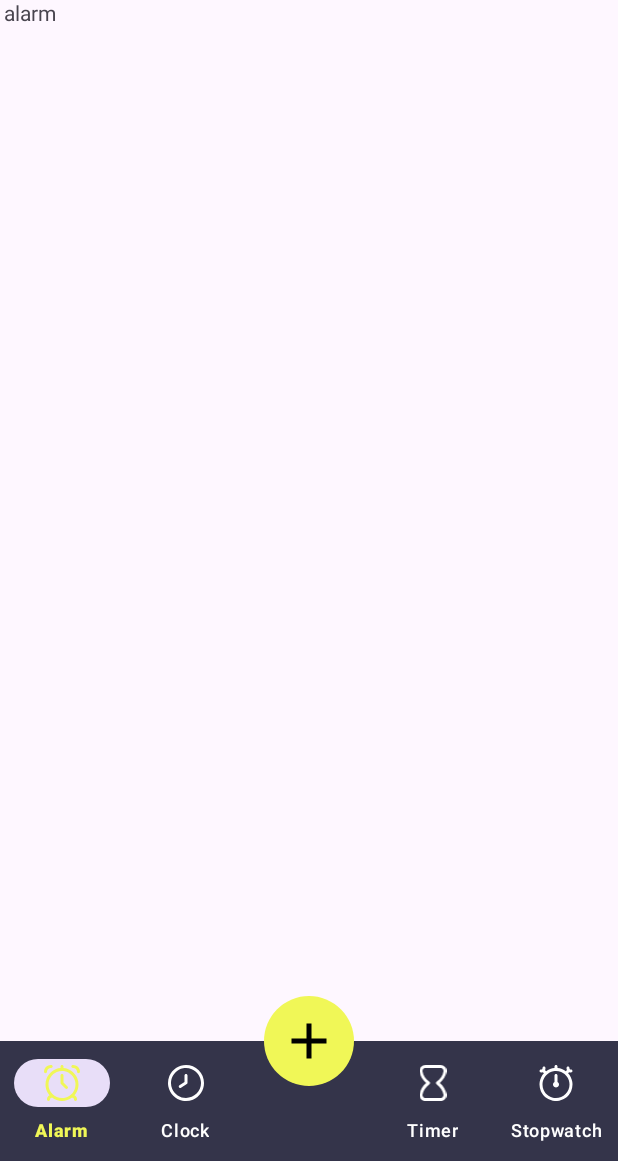
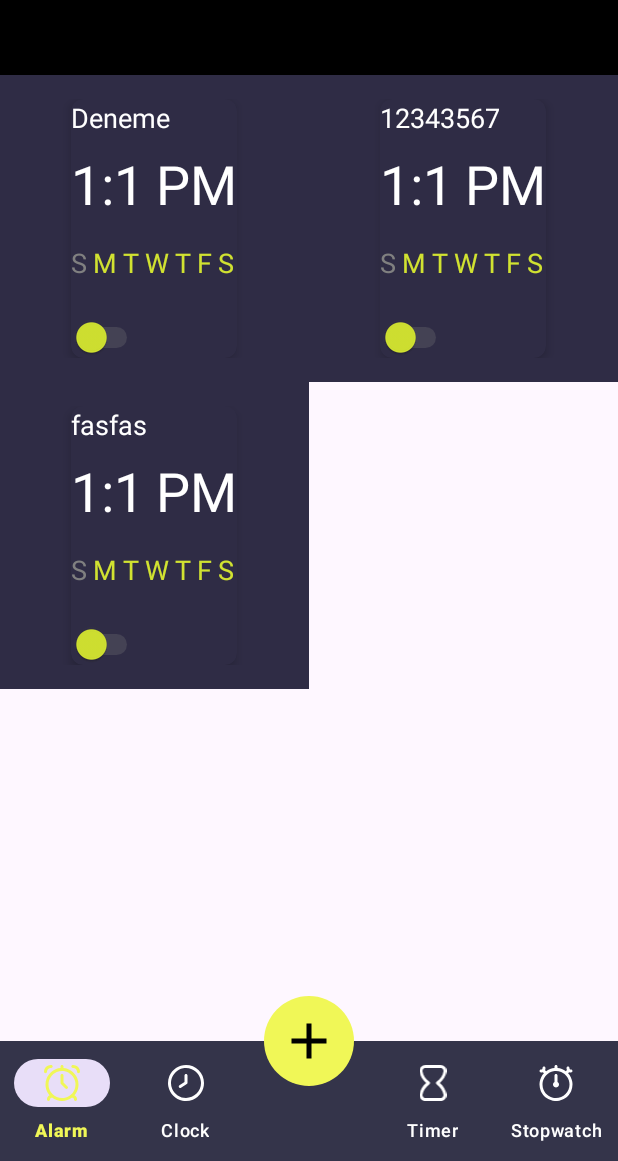
Before and after one commit to Cagdasmarangoz20/Alert-Me-Alarm, an Android app: the screen it shows after launch (MainActivity), on a phone screen of 412 x 824 dp, the part 75-1236 px from its top. Run offline under Robolectric (Android 15) with nearby library versions, the phone set to English and light mode, and no system bars.

Commit message:
cardview connection made

```diff
--- a/app/build.gradle.kts
+++ b/app/build.gradle.kts
@@ -33,6 +33,9 @@ android {
     kotlinOptions {
         jvmTarget = "1.8"
     }
+    buildFeatures {
+        viewBinding = true
+    }
 }
 
 dependencies {
--- a/app/src/main/AndroidManifest.xml
+++ b/app/src/main/AndroidManifest.xml
@@ -2,6 +2,7 @@
 <manifest xmlns:android="http://schemas.android.com/apk/res/android"
     xmlns:tools="http://schemas.android.com/tools">
 
+    <uses-permission android:name="android.permission.POST_NOTIFICATIONS" />
     <application
         android:allowBackup="true"
         android:dataExtractionRules="@xml/data_extraction_rules"
@@ -21,6 +22,7 @@
                 <category android:name="android.intent.category.LAUNCHER" />
             </intent-filter>
         </activity>
+        <receiver android:name=".AlarmReceiver"/>
     </application>
 
 </manifest>
--- /dev/null
+++ b/app/src/main/java/com/cagdasmarangoz/alertme/AlarmReceiver.kt
@@ -0,0 +1,49 @@
+package com.cagdasmarangoz.alertme
+
+
+import android.Manifest
+import android.app.PendingIntent
+import android.content.BroadcastReceiver
+import android.content.Context
+import android.content.Intent
+import android.content.pm.PackageManager
+import androidx.core.app.ActivityCompat
+import androidx.core.app.NotificationChannelCompat
+import androidx.core.app.NotificationCompat
+import androidx.core.app.NotificationManagerCompat
+
+class AlarmReceiver : BroadcastReceiver(){
+   override fun onReceive(context:Context?, intent: Intent?) {
+
+        val i = Intent(context, MainActivity::class.java)
+       intent!!.flags=Intent.FLAG_ACTIVITY_NEW_TASK or Intent.FLAG_ACTIVITY_CLEAR_TASK
+       val pendingIntent= PendingIntent.getActivity(context,0,i, PendingIntent.FLAG_IMMUTABLE)
+
+       val builder= NotificationCompat.Builder(context!!,"alertMe")
+           .setSmallIcon(R.drawable.ic_launcher_background)
+           .setContentTitle("Alert Me")
+           .setAutoCancel(true)
+           .setDefaults(NotificationCompat.DEFAULT_ALL)
+           .setPriority(NotificationCompat.PRIORITY_HIGH)
+           .setContentIntent(pendingIntent)
+
+       val notificationManager= NotificationManagerCompat.from(context)
+       if (ActivityCompat.checkSelfPermission(
+               context,
+               Manifest.permission.POST_NOTIFICATIONS
+           ) != PackageManager.PERMISSION_GRANTED
+       ) {
+           // TODO: Consider calling
+           //    ActivityCompat#requestPermissions
+           // here to request the missing permissions, and then overriding
+           //   public void onRequestPermissionsResult(int requestCode, String[] permissions,
+           //                                          int[] grantResults)
+           // to handle the case where the user grants the permission. See the documentation
+           // for ActivityCompat#requestPermissions for more details.
+           return
+       }
+       notificationManager.notify(123,builder.build())
+
+
+   }
+}
--- a/app/src/main/java/com/cagdasmarangoz/alertme/fragments/AlarmClockFragment.kt
+++ b/app/src/main/java/com/cagdasmarangoz/alertme/fragments/AlarmClockFragment.kt
@@ -1,19 +1,62 @@
 package com.cagdasmarangoz.alertme.fragments
 
+import android.app.NotificationManager
+import android.os.Build
 import android.os.Bundle
-import androidx.fragment.app.Fragment
 import android.view.LayoutInflater
 import android.view.View
 import android.view.ViewGroup
+import androidx.fragment.app.Fragment
+import androidx.recyclerview.widget.GridLayoutManager
+import androidx.recyclerview.widget.RecyclerView
 import com.cagdasmarangoz.alertme.R
-
+import com.cagdasmarangoz.alertme.databinding.FragmentAlarmClockBinding
+import com.cagdasmarangoz.alertme.modul.Alarm
+import com.cagdasmarangoz.alertme.modul.Days
+import com.cagdasmarangoz.alertme.modul.RecyclerViewAlramAdapter
+import com.google.android.material.timepicker.MaterialTimePicker
+import com.google.android.material.timepicker.TimeFormat
 
 
 class AlarmClockFragment : Fragment() {
-
+    private lateinit var binding: FragmentAlarmClockBinding
+    private var recyclerView: RecyclerView? = null
+    private val recyclerViewMovieAdapter: RecyclerViewAlramAdapter by lazy {
+        RecyclerViewAlramAdapter(
+            onItemClick = { alarm ->
+                showTimePicker(alarm)
+            }
+        )
+    }
+    private var alarmList = mutableListOf<Alarm>(
+        Alarm(
+            title = "Deneme",
+            hour = 1,
+            minute = 1,
+            isActive = true,
+            dayList = listOf(Days.FRIDAY)
+        ),
+        Alarm(
+            title = "12343567",
+            hour = 1,
+            minute = 1,
+            isActive = true,
+            dayList = listOf(Days.FRIDAY)
+        ),
+        Alarm(
+            title = "fasfas",
+            hour = 1,
+            minute = 1,
+            isActive = true,
+            dayList = listOf(Days.FRIDAY)
+        ),
+    )
+    private lateinit var picker: MaterialTimePicker
 
     override fun onCreate(savedInstanceState: Bundle?) {
         super.onCreate(savedInstanceState)
+        binding = FragmentAlarmClockBinding.inflate(layoutInflater)
+
 
     }
 
@@ -25,5 +68,55 @@ class AlarmClockFragment : Fragment() {
         return inflater.inflate(R.layout.fragment_alarm_clock, container, false)
     }
 
+    override fun onViewCreated(view: View, savedInstanceState: Bundle?) {
+        super.onViewCreated(view, savedInstanceState)
+        recyclerView = view.findViewById<View>(R.id.idRecyclerAlarm) as RecyclerView
+        val layoutManager: RecyclerView.LayoutManager = GridLayoutManager(context, 2)
+        recyclerView!!.layoutManager = layoutManager
+        recyclerView!!.adapter = recyclerViewMovieAdapter
+        recyclerViewMovieAdapter.submitList(alarmList)
+        createNotificationChannel()
+
+    }
+
+    private fun showTimePicker(alarm: Alarm) {
+        picker = MaterialTimePicker.Builder()
+            .setTimeFormat(TimeFormat.CLOCK_12H)
+            .setHour(12)
+            .setMinute(10)
+            .setTitleText("Select Alarm Time")
+            .build()
+        picker.addOnPositiveButtonClickListener {
+            if (picker.hour > 12) {
+                val newList = alarmList.map {
+                    if (it == alarm) {
+                        it.copy(
+                            hour = picker.hour,
+                            minute = picker.minute
+                        )
+                    } else {
+                        it
+                    }
+                }
+                recyclerViewMovieAdapter.submitList(newList)
+            }
+        }
+        picker.show(childFragmentManager, null)
+
+    }
+
+    private fun createNotificationChannel() {
+
+        if (Build.VERSION.SDK_INT >= Build.VERSION_CODES.O) {
+            val name: CharSequence = "Alert Me Reminder Channel"
+            val description = "Channel for Alarm Manager"
+            val importance = android.app.NotificationManager.IMPORTANCE_HIGH
+            val channel = android.app.NotificationChannel("alertMe", name, importance)
+            channel.description = description
+            val notificationManager = context?.getSystemService(NotificationManager::class.java)
+            notificationManager?.createNotificationChannel(channel)
+        }
+    }
+
 
 }
--- /dev/null
+++ b/app/src/main/java/com/cagdasmarangoz/alertme/modul/Alarm.kt
@@ -0,0 +1,24 @@
+package com.cagdasmarangoz.alertme.modul
+
+import java.util.Date
+
+data class Alarm(
+    var title: String,
+    var hour: Int,
+    var minute: Int,
+    var isActive: Boolean,
+    var dayList: List<Days>
+) {
+
+    val time: String = "$hour:$minute"
+}
+
+enum class Days {
+    MONDAY,
+    TUESDAY,
+    WEDNESDAY,
+    THURSDAY,
+    FRIDAY,
+    SATURDAY,
+    SUNDAY
+}
--- /dev/null
+++ b/app/src/main/java/com/cagdasmarangoz/alertme/modul/RecyclerViewAlramAdapter.kt
@@ -0,0 +1,74 @@
+package com.cagdasmarangoz.alertme.modul
+
+import android.view.LayoutInflater
+import android.view.View
+import android.view.ViewGroup
+import android.widget.TextView
+import androidx.cardview.widget.CardView
+import androidx.recyclerview.widget.DiffUtil
+import androidx.recyclerview.widget.ListAdapter
+import androidx.recyclerview.widget.RecyclerView
+import com.cagdasmarangoz.alertme.R
+
+class RecyclerViewAlramAdapter(
+    private val onItemClick: (Alarm) -> Unit
+) : ListAdapter<Alarm, RecyclerViewAlramAdapter.MyViewHolder>(object :
+    DiffUtil.ItemCallback<Alarm>() {
+    override fun areItemsTheSame(oldItem: Alarm, newItem: Alarm): Boolean {
+        return oldItem == newItem
+    }
+
+    override fun areContentsTheSame(oldItem: Alarm, newItem: Alarm): Boolean {
+        return oldItem == newItem
+    }
+
+}) {
+
+
+    override fun onCreateViewHolder(parent: ViewGroup, viewType: Int): MyViewHolder {
+        val view = LayoutInflater.from(parent.context)
+            .inflate(R.layout.layout_alarm_item, parent, false)
+        return MyViewHolder(view)
+    }
+
+    override fun onBindViewHolder(holder: MyViewHolder, position: Int) {
+        val alarm = getItem(position)
+        holder.bind(alarm = alarm)
+
+        holder.cardView.setOnClickListener {
+            onItemClick.invoke(alarm)
+        }
+    }
+
+
+    class MyViewHolder(itemView: View) : RecyclerView.ViewHolder(itemView) {
+        val tvTitle: TextView = itemView.findViewById(R.id.tvTitle)
+        val tvTime: TextView = itemView.findViewById(R.id.tvTime)
+        val tvPm: TextView = itemView.findViewById(R.id.tvPm)
+        val tvMonday: TextView = itemView.findViewById(R.id.idMonday)
+        val tvTuesday: TextView = itemView.findViewById(R.id.idTuesday)
+        val tvWednesday: TextView = itemView.findViewById(R.id.idWednesday)
+        val tvThursday: TextView = itemView.findViewById(R.id.idThursday)
+        val tvFriday: TextView = itemView.findViewById(R.id.idFriday)
+        val tvSaturday: TextView = itemView.findViewById(R.id.idSaturday)
+        val tvSunday: TextView = itemView.findViewById(R.id.idSunday)
+
+        val cardView: CardView = itemView.findViewById(R.id.cardView)
+
+        fun bind(alarm: Alarm) {
+            tvTitle.text = alarm.title
+            tvTime.text = alarm.time
+//            tvPm.text = alarm.pm
+//            tvMonday.text = alarm.monday
+//            tvTuesday.text = alarm.tuesday
+//            tvWednesday.text = alarm.wednesday
+//            tvThursday.text = alarm.thursday
+//            tvFriday.text = alarm.friday
+//            tvSaturday.text = alarm.saturday
+//            tvSunday.text = alarm.sunday
+
+        }
+    }
+
+
+}
--- a/app/src/main/res/layout/activity_main.xml
+++ b/app/src/main/res/layout/activity_main.xml
@@ -16,12 +16,13 @@
 
     <FrameLayout
         android:id="@+id/frameFragment"
-        android:layout_width="409dp"
-        android:layout_height="650dp"
+        android:layout_width="match_parent"
+        android:layout_height="0dp"
         app:layout_constraintBottom_toTopOf="@+id/bottomNavigation"
         app:layout_constraintEnd_toEndOf="parent"
         app:layout_constraintHorizontal_bias="1.0"
         app:layout_constraintStart_toStartOf="parent"
+        android:layout_marginTop="50dp"
         app:layout_constraintTop_toTopOf="parent"
         app:layout_constraintVertical_bias="0.519" />
 
--- a/app/src/main/res/layout/fragment_alarm_clock.xml
+++ b/app/src/main/res/layout/fragment_alarm_clock.xml
@@ -3,12 +3,19 @@
     xmlns:tools="http://schemas.android.com/tools"
     android:layout_width="match_parent"
     android:layout_height="match_parent"
+    xmlns:app="http://schemas.android.com/apk/res-auto"
     tools:context=".fragments.AlarmClockFragment">
 
-    <!-- TODO: Update blank fragment layout -->
-    <TextView
+    <include
+        android:id="@+id/idAppBarMain"
+        app:layout_constraintTop_toTopOf="parent"
+        app:layout_constraintStart_toStartOf="parent"
+        app:layout_constraintEnd_toEndOf="parent"
+        layout="@layout/app_bar_main" />
+
+    <androidx.recyclerview.widget.RecyclerView
+        android:id="@+id/idRecyclerAlarm"
+        android:layout_marginTop="50dp"
         android:layout_width="match_parent"
-        android:layout_height="match_parent"
-        android:text="alarm" />
-
+        android:layout_height="match_parent" />
 </FrameLayout>
--- /dev/null
+++ b/app/src/main/res/layout/layout_alarm_item.xml
@@ -0,0 +1,146 @@
+<RelativeLayout xmlns:android="http://schemas.android.com/apk/res/android"
+    xmlns:app="http://schemas.android.com/apk/res-auto"
+    xmlns:tools="http://schemas.android.com/tools"
+    android:layout_width="match_parent"
+    android:layout_height="wrap_content"
+    android:padding="16dp"
+    android:gravity="center"
+    android:background="#2F2C45">
+
+    <androidx.cardview.widget.CardView
+        android:id="@+id/cardView"
+        android:layout_width="wrap_content"
+        android:layout_height="wrap_content"
+        android:layout_gravity="center"
+        android:backgroundTint="#2F2C45"
+        android:padding="16dp"
+        app:cardCornerRadius="8dp"
+
+        app:cardElevation="4dp">
+
+        <RelativeLayout
+            android:layout_width="wrap_content"
+            android:layout_height="wrap_content">
+
+            <TextView
+                android:id="@+id/tvTitle"
+                android:layout_width="wrap_content"
+                android:layout_height="wrap_content"
+                android:text="Work"
+                android:textSize="18sp"
+                android:layout_marginBottom="16dp"
+                android:textColor="#ffffff" />
+
+            <LinearLayout
+                android:id="@+id/idTime"
+                android:layout_width="wrap_content"
+                android:layout_marginTop="32dp"
+                android:layout_height="wrap_content"
+                android:orientation="horizontal">
+                <TextView
+                    android:id="@+id/tvTime"
+                    android:layout_width="wrap_content"
+                    android:layout_height="wrap_content"
+                    android:layout_below="@id/tvTitle"
+                    android:text="8:30"
+                    android:textSize="36sp"
+                    android:textColor="#ffffff" />
+                <TextView
+                    android:id="@+id/tvPm"
+                    android:layout_width="wrap_content"
+                    android:layout_height="wrap_content"
+                    android:layout_below="@id/tvTitle"
+                    android:layout_marginStart="8dp"
+                    android:text="PM"
+                    android:textSize="36sp"
+                    android:textColor="#ffffff" />
+            </LinearLayout>
+
+
+
+            <LinearLayout
+                android:id="@+id/llDays"
+                android:layout_width="wrap_content"
+                android:layout_height="wrap_content"
+                android:layout_below="@id/idTime"
+                android:orientation="horizontal"
+                android:layout_marginTop="16dp"
+                android:layout_marginBottom="16dp">
+
+                <TextView
+                    android:id="@+id/idSunday"
+                    android:layout_width="wrap_content"
+                    android:layout_height="wrap_content"
+                    android:text="S"
+                    android:textSize="18sp"
+                    android:textColor="#808080"
+                    android:layout_marginEnd="4dp" />
+
+                <TextView
+                    android:id="@+id/idMonday"
+                    android:layout_width="wrap_content"
+                    android:layout_height="wrap_content"
+                    android:text="M"
+                    android:textSize="18sp"
+                    android:textColor="#D1E231"
+                    android:layout_marginEnd="4dp" />
+
+                <TextView
+                    android:id="@+id/idTuesday"
+                    android:layout_width="wrap_content"
+                    android:layout_height="wrap_content"
+                    android:text="T"
+                    android:textSize="18sp"
+                    android:textColor="#D1E231"
+                    android:layout_marginEnd="4dp" />
+
+                <TextView
+                    android:id="@+id/idWednesday"
+                    android:layout_width="wrap_content"
+                    android:layout_height="wrap_content"
+                    android:text="W"
+                    android:textSize="18sp"
+                    android:textColor="#D1E231"
+                    android:layout_marginEnd="4dp" />
+
+                <TextView
+                    android:id="@+id/idThursday"
+                    android:layout_width="wrap_content"
+                    android:layout_height="wrap_content"
+                    android:text="T"
+                    android:textSize="18sp"
+                    android:textColor="#D1E231"
+                    android:layout_marginEnd="4dp" />
+
+                <TextView
+                    android:id="@+id/idFriday"
+                    android:layout_width="wrap_content"
+                    android:layout_height="wrap_content"
+                    android:text="F"
+                    android:textSize="18sp"
+                    android:textColor="#D1E231"
+                    android:layout_marginEnd="4dp" />
+
+                <TextView
+                    android:id="@+id/idSaturday"
+                    android:layout_width="wrap_content"
+                    android:layout_height="wrap_content"
+                    android:text="S"
+                    android:textSize="18sp"
+                    android:textColor="#D1E231" />
+            </LinearLayout>
+
+            <Switch
+                android:id="@+id/sSwitch"
+                android:layout_width="wrap_content"
+                android:layout_height="wrap_content"
+                android:layout_below="@id/llDays"
+                android:thumbTint="#D1E231"
+                android:trackTint="#808080"
+                android:layout_marginTop="8dp"/>
+
+        </RelativeLayout>
+
+    </androidx.cardview.widget.CardView>
+
+</RelativeLayout>
```
